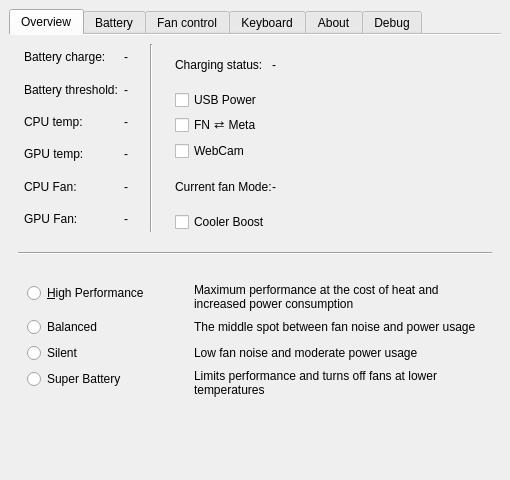
This is src/mainwindow.ui in dmitry-s93/MControlCenter as Qt 5 draws it before an edit. The edited form follows.
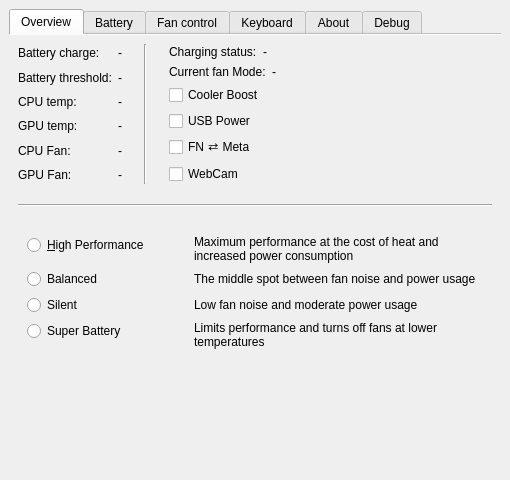
This is the edited form.

Commit message: Improve overview tab layout to avoid text overlapping

```diff
--- a/src/mainwindow.ui
+++ b/src/mainwindow.ui
@@ -72,8 +72,255 @@
        <attribute name="title">
         <string>Overview</string>
        </attribute>
-       <layout class="QGridLayout" name="gridLayout">
-        <item row="2" column="0" colspan="5">
+       <layout class="QVBoxLayout" name="verticalLayout_3">
+        <item>
+         <layout class="QHBoxLayout" name="horizontalLayout_4">
+          <item>
+           <layout class="QGridLayout" name="gridLayout_8">
+            <item row="0" column="0">
+             <widget class="QLabel" name="BatteryChargeLabel">
+              <property name="text">
+               <string>Battery charge:</string>
+              </property>
+             </widget>
+            </item>
+            <item row="3" column="1">
+             <widget class="QLabel" name="gpuTempValueLabel">
+              <property name="text">
+               <string notr="true">-</string>
+              </property>
+             </widget>
+            </item>
+            <item row="3" column="0">
+             <widget class="QLabel" name="gpuTempLabel">
+              <property name="text">
+               <string>GPU temp:</string>
+              </property>
+             </widget>
+            </item>
+            <item row="4" column="1">
+             <widget class="QLabel" name="fan1ValueLabel">
+              <property name="text">
+               <string notr="true">-</string>
+              </property>
+             </widget>
+            </item>
+            <item row="5" column="0">
+             <widget class="QLabel" name="label_9">
+              <property name="text">
+               <string>GPU Fan:</string>
+              </property>
+             </widget>
+            </item>
+            <item row="2" column="1">
+             <widget class="QLabel" name="cpuTempValueLabel">
+              <property name="text">
+               <string notr="true">-</string>
+              </property>
+             </widget>
+            </item>
+            <item row="1" column="1">
+             <widget class="QLabel" name="batteryThresholdValueLabel">
+              <property name="text">
+               <string notr="true">-</string>
+              </property>
+             </widget>
+            </item>
+            <item row="2" column="0">
+             <widget class="QLabel" name="cpuTempLabel">
+              <property name="text">
+               <string>CPU temp:</string>
+              </property>
+             </widget>
+            </item>
+            <item row="5" column="1">
+             <widget class="QLabel" name="fan2ValueLabel">
+              <property name="text">
+               <string notr="true">-</string>
+              </property>
+             </widget>
+            </item>
+            <item row="4" column="0">
+             <widget class="QLabel" name="label_8">
+              <property name="text">
+               <string>CPU Fan:</string>
+              </property>
+             </widget>
+            </item>
+            <item row="1" column="0">
+             <widget class="QLabel" name="batteryThresholdLabel">
+              <property name="text">
+               <string>Battery threshold:</string>
+              </property>
+             </widget>
+            </item>
+            <item row="0" column="1">
+             <widget class="QLabel" name="BatteryChargeValueLabel">
+              <property name="text">
+               <string notr="true">-</string>
+              </property>
+             </widget>
+            </item>
+           </layout>
+          </item>
+          <item>
+           <widget class="Line" name="line_6">
+            <property name="minimumSize">
+             <size>
+              <width>35</width>
+              <height>0</height>
+             </size>
+            </property>
+            <property name="orientation">
+             <enum>Qt::Orientation::Vertical</enum>
+            </property>
+           </widget>
+          </item>
+          <item>
+           <layout class="QVBoxLayout" name="verticalLayout_2">
+            <property name="topMargin">
+             <number>1</number>
+            </property>
+            <item>
+             <layout class="QHBoxLayout" name="horizontalLayout_5">
+              <item>
+               <widget class="QLabel" name="chargingStatusLabel">
+                <property name="sizePolicy">
+                 <sizepolicy hsizetype="Preferred" vsizetype="Fixed">
+                  <horstretch>0</horstretch>
+                  <verstretch>0</verstretch>
+                 </sizepolicy>
+                </property>
+                <property name="text">
+                 <string>Charging status:</string>
+                </property>
+               </widget>
+              </item>
+              <item>
+               <widget class="QLabel" name="chargingStatusValueLabel">
+                <property name="sizePolicy">
+                 <sizepolicy hsizetype="Preferred" vsizetype="Fixed">
+                  <horstretch>0</horstretch>
+                  <verstretch>0</verstretch>
+                 </sizepolicy>
+                </property>
+                <property name="text">
+                 <string notr="true">-</string>
+                </property>
+               </widget>
+              </item>
+             </layout>
+            </item>
+            <item>
+             <layout class="QHBoxLayout" name="horizontalLayout_2">
+              <item>
+               <widget class="QLabel" name="label_19">
+                <property name="enabled">
+                 <bool>true</bool>
+                </property>
+                <property name="sizePolicy">
+                 <sizepolicy hsizetype="Preferred" vsizetype="Fixed">
+                  <horstretch>0</horstretch>
+                  <verstretch>0</verstretch>
+                 </sizepolicy>
+                </property>
+                <property name="text">
+                 <string>Current fan Mode:</string>
+                </property>
+               </widget>
+              </item>
+              <item>
+               <widget class="QLabel" name="fanModeValueLabel">
+                <property name="enabled">
+                 <bool>true</bool>
+                </property>
+                <property name="sizePolicy">
+                 <sizepolicy hsizetype="Preferred" vsizetype="Fixed">
+                  <horstretch>0</horstretch>
+                  <verstretch>0</verstretch>
+                 </sizepolicy>
+                </property>
+                <property name="text">
+                 <string notr="true">-</string>
+                </property>
+               </widget>
+              </item>
+             </layout>
+            </item>
+            <item>
+             <widget class="QCheckBox" name="coolerBoostCheckBox">
+              <property name="minimumSize">
+               <size>
+                <width>0</width>
+                <height>0</height>
+               </size>
+              </property>
+              <property name="text">
+               <string>Cooler Boost</string>
+              </property>
+             </widget>
+            </item>
+            <item>
+             <widget class="QCheckBox" name="usbPowerShareCheckBox">
+              <property name="text">
+               <string>USB Power</string>
+              </property>
+             </widget>
+            </item>
+            <item>
+             <widget class="QCheckBox" name="fnSuperSwapCheckBox">
+              <property name="toolTip">
+               <string>Swap FN and Super buttons</string>
+              </property>
+              <property name="text">
+               <string>FN ⇄ Meta</string>
+              </property>
+             </widget>
+            </item>
+            <item>
+             <widget class="QCheckBox" name="webCamCheckBox">
+              <property name="text">
+               <string>WebCam</string>
+              </property>
+             </widget>
+            </item>
+           </layout>
+          </item>
+          <item>
+           <spacer name="horizontalSpacer_4">
+            <property name="orientation">
+             <enum>Qt::Orientation::Horizontal</enum>
+            </property>
+            <property name="sizeHint" stdset="0">
+             <size>
+              <width>35</width>
+              <height>20</height>
+             </size>
+            </property>
+           </spacer>
+          </item>
+         </layout>
+        </item>
+        <item>
+         <widget class="Line" name="line_4">
+          <property name="sizePolicy">
+           <sizepolicy hsizetype="Minimum" vsizetype="Fixed">
+            <horstretch>0</horstretch>
+            <verstretch>0</verstretch>
+           </sizepolicy>
+          </property>
+          <property name="minimumSize">
+           <size>
+            <width>0</width>
+            <height>30</height>
+           </size>
+          </property>
+          <property name="orientation">
+           <enum>Qt::Orientation::Horizontal</enum>
+          </property>
+         </widget>
+        </item>
+        <item>
          <widget class="QWidget" name="modeFormWidget" native="true">
           <layout class="QFormLayout" name="formLayout_5">
            <property name="fieldGrowthPolicy">
@@ -171,235 +418,6 @@
           </layout>
          </widget>
         </item>
-        <item row="1" column="0" colspan="5">
-         <widget class="Line" name="line_4">
-          <property name="sizePolicy">
-           <sizepolicy hsizetype="Minimum" vsizetype="Fixed">
-            <horstretch>0</horstretch>
-            <verstretch>0</verstretch>
-           </sizepolicy>
-          </property>
-          <property name="minimumSize">
-           <size>
-            <width>0</width>
-            <height>30</height>
-           </size>
-          </property>
-          <property name="orientation">
-           <enum>Qt::Orientation::Horizontal</enum>
-          </property>
-         </widget>
-        </item>
-        <item row="0" column="1">
-         <layout class="QGridLayout" name="gridLayout_8">
-          <item row="0" column="0">
-           <widget class="QLabel" name="BatteryChargeLabel">
-            <property name="text">
-             <string>Battery charge:</string>
-            </property>
-           </widget>
-          </item>
-          <item row="3" column="1">
-           <widget class="QLabel" name="gpuTempValueLabel">
-            <property name="text">
-             <string notr="true">-</string>
-            </property>
-           </widget>
-          </item>
-          <item row="3" column="0">
-           <widget class="QLabel" name="gpuTempLabel">
-            <property name="text">
-             <string>GPU temp:</string>
-            </property>
-           </widget>
-          </item>
-          <item row="4" column="1">
-           <widget class="QLabel" name="fan1ValueLabel">
-            <property name="text">
-             <string notr="true">-</string>
-            </property>
-           </widget>
-          </item>
-          <item row="5" column="0">
-           <widget class="QLabel" name="label_9">
-            <property name="text">
-             <string>GPU Fan:</string>
-            </property>
-           </widget>
-          </item>
-          <item row="2" column="1">
-           <widget class="QLabel" name="cpuTempValueLabel">
-            <property name="text">
-             <string notr="true">-</string>
-            </property>
-           </widget>
-          </item>
-          <item row="1" column="1">
-           <widget class="QLabel" name="batteryThresholdValueLabel">
-            <property name="text">
-             <string notr="true">-</string>
-            </property>
-           </widget>
-          </item>
-          <item row="2" column="0">
-           <widget class="QLabel" name="cpuTempLabel">
-            <property name="text">
-             <string>CPU temp:</string>
-            </property>
-           </widget>
-          </item>
-          <item row="5" column="1">
-           <widget class="QLabel" name="fan2ValueLabel">
-            <property name="text">
-             <string notr="true">-</string>
-            </property>
-           </widget>
-          </item>
-          <item row="4" column="0">
-           <widget class="QLabel" name="label_8">
-            <property name="text">
-             <string>CPU Fan:</string>
-            </property>
-           </widget>
-          </item>
-          <item row="1" column="0">
-           <widget class="QLabel" name="batteryThresholdLabel">
-            <property name="text">
-             <string>Battery threshold:</string>
-            </property>
-           </widget>
-          </item>
-          <item row="0" column="1">
-           <widget class="QLabel" name="BatteryChargeValueLabel">
-            <property name="text">
-             <string notr="true">-</string>
-            </property>
-           </widget>
-          </item>
-         </layout>
-        </item>
-        <item row="0" column="4">
-         <spacer name="horizontalSpacer_4">
-          <property name="orientation">
-           <enum>Qt::Orientation::Horizontal</enum>
-          </property>
-          <property name="sizeHint" stdset="0">
-           <size>
-            <width>35</width>
-            <height>20</height>
-           </size>
-          </property>
-         </spacer>
-        </item>
-        <item row="0" column="3">
-         <layout class="QGridLayout" name="gridLayout_5">
-          <property name="leftMargin">
-           <number>0</number>
-          </property>
-          <property name="horizontalSpacing">
-           <number>0</number>
-          </property>
-          <property name="verticalSpacing">
-           <number>5</number>
-          </property>
-          <item row="0" column="0">
-           <widget class="QLabel" name="chargingStatusLabel">
-            <property name="text">
-             <string>Charging status:</string>
-            </property>
-           </widget>
-          </item>
-          <item row="0" column="1">
-           <widget class="QLabel" name="chargingStatusValueLabel">
-            <property name="text">
-             <string notr="true">-</string>
-            </property>
-           </widget>
-          </item>
-          <item row="1" column="0">
-           <widget class="QCheckBox" name="usbPowerShareCheckBox">
-            <property name="text">
-             <string>USB Power</string>
-            </property>
-           </widget>
-          </item>
-          <item row="2" column="0">
-           <widget class="QCheckBox" name="fnSuperSwapCheckBox">
-            <property name="toolTip">
-             <string>Swap FN and Super buttons</string>
-            </property>
-            <property name="text">
-             <string>FN ⇄ Meta</string>
-            </property>
-           </widget>
-          </item>
-          <item row="3" column="0">
-           <widget class="QCheckBox" name="webCamCheckBox">
-            <property name="text">
-             <string>WebCam</string>
-            </property>
-           </widget>
-          </item>
-          <item row="4" column="0">
-           <widget class="QLabel" name="label_19">
-            <property name="enabled">
-             <bool>true</bool>
-            </property>
-            <property name="sizePolicy">
-             <sizepolicy hsizetype="Fixed" vsizetype="Preferred">
-              <horstretch>0</horstretch>
-              <verstretch>0</verstretch>
-             </sizepolicy>
-            </property>
-            <property name="text">
-             <string>Current fan Mode:</string>
-            </property>
-           </widget>
-          </item>
-          <item row="4" column="1">
-           <widget class="QLabel" name="fanModeValueLabel">
-            <property name="enabled">
-             <bool>true</bool>
-            </property>
-            <property name="sizePolicy">
-             <sizepolicy hsizetype="Fixed" vsizetype="Preferred">
-              <horstretch>0</horstretch>
-              <verstretch>0</verstretch>
-             </sizepolicy>
-            </property>
-            <property name="text">
-             <string notr="true">-</string>
-            </property>
-           </widget>
-          </item>
-          <item row="5" column="0">
-           <widget class="QCheckBox" name="coolerBoostCheckBox">
-            <property name="minimumSize">
-             <size>
-              <width>0</width>
-              <height>0</height>
-             </size>
-            </property>
-            <property name="text">
-             <string>Cooler Boost</string>
-            </property>
-           </widget>
-          </item>
-         </layout>
-        </item>
-        <item row="0" column="2">
-         <widget class="Line" name="line_6">
-          <property name="minimumSize">
-           <size>
-            <width>35</width>
-            <height>0</height>
-           </size>
-          </property>
-          <property name="orientation">
-           <enum>Qt::Orientation::Vertical</enum>
-          </property>
-         </widget>
-        </item>
        </layout>
       </widget>
       <widget class="QWidget" name="batteryTab">
```
